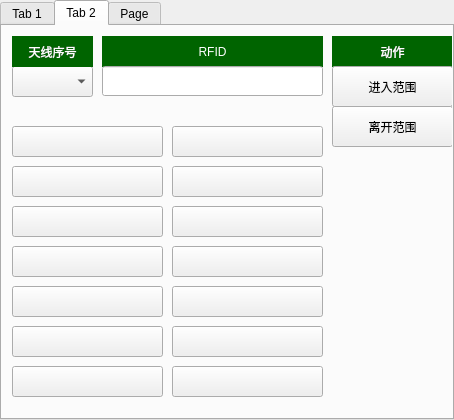
birdman1992/RfidCabinet, file RfidCabinet/device/devicesimulator.ui: the form before one commit.
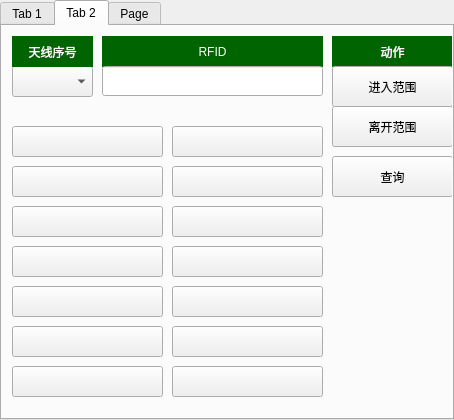
The form after the commit.

```diff
--- a/RfidCabinet/device/devicesimulator.ui
+++ b/RfidCabinet/device/devicesimulator.ui
@@ -485,6 +485,19 @@
         <string/>
        </property>
       </widget>
+      <widget class="QPushButton" name="rfidCheck">
+       <property name="geometry">
+        <rect>
+         <x>330</x>
+         <y>130</y>
+         <width>121</width>
+         <height>41</height>
+        </rect>
+       </property>
+       <property name="text">
+        <string>查询</string>
+       </property>
+      </widget>
      </widget>
      <widget class="QWidget" name="tab_server">
       <attribute name="title">
```
